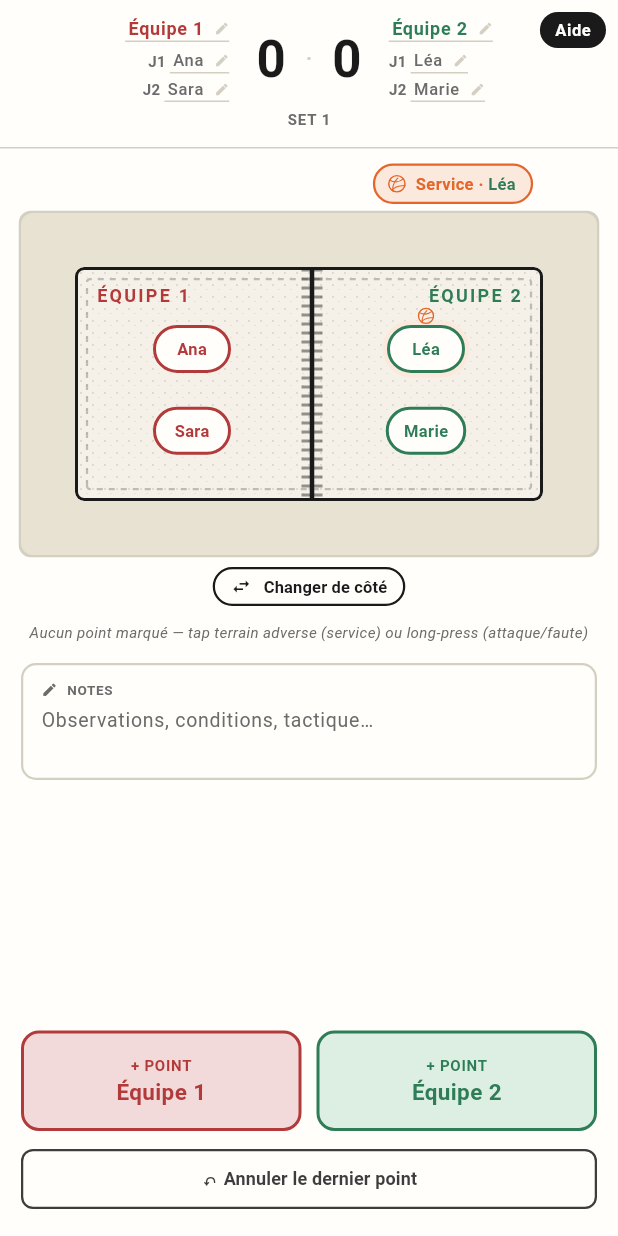
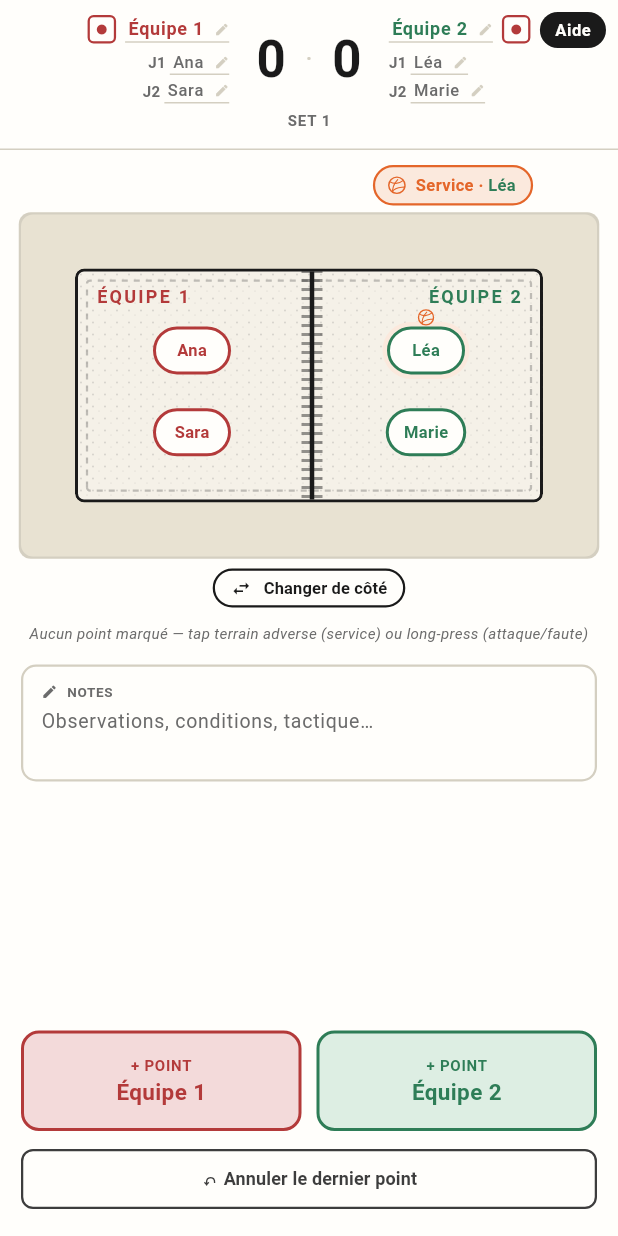
Before and after one commit to Youghz/MeeHawk, a Flutter app: the MatchScreen screen opened directly, on a phone screen of 412 x 824 dp. Run offline on Flutter 3.47's test engine with Material 3 defaults, Android fonts, the phone set to English and light mode, and no system bars; our stand-ins replace flutter_riverpod, google_fonts, shared_preferences; accounts and stored records are empty.

Commit message:
Add per-team tracking toggle (recording mode)
A record badge next to each team name lets the annotator enable or
disable full manual annotation per team. When active (red), the player-
picker bubble appears on the first touch of each side visit. When
inactive (grey), touches for that team are auto-attributed to the last
known player — no popup shown. Both teams are tracked by default.

- MatchState: trackedTeams: Set<TeamSide>, default {e1, e2}
- MatchNotifier: toggleTeamTracking() toggles membership
- _handleTouch: skips picker when team is not tracked
- TopScore: _RecordBadge widget next to each team name
- MatchCodec: serialised as a list of team keys, backwards-compatible

```diff
--- a/app/lib/features/match/domain/match_state.dart
+++ b/app/lib/features/match/domain/match_state.dart
@@ -34,6 +34,7 @@ class MatchState {
     required this.changeSidePromptOpen,
     required this.popup,
     required this.matchOver,
+    required this.trackedTeams,
   });
 
   final MatchFormat format;
@@ -58,6 +59,10 @@ class MatchState {
   final MatchPopup? popup;
   final bool matchOver;
 
+  /// Teams for which the full manual annotation flow (player picker) is active.
+  /// Teams absent from this set use auto-attribution only.
+  final Set<TeamSide> trackedTeams;
+
   MatchState copyWith({
     MatchFormat? format,
     Map<TeamSide, Team>? teams,
@@ -80,6 +85,7 @@ class MatchState {
     bool? changeSidePromptOpen,
     Object? popup = _sentinel,
     bool? matchOver,
+    Set<TeamSide>? trackedTeams,
   }) =>
       MatchState(
         format: format ?? this.format,
@@ -107,6 +113,7 @@ class MatchState {
             changeSidePromptOpen ?? this.changeSidePromptOpen,
         popup: identical(popup, _sentinel) ? this.popup : popup as MatchPopup?,
         matchOver: matchOver ?? this.matchOver,
+        trackedTeams: trackedTeams ?? this.trackedTeams,
       );
 
   // ---- Convenience accessors ----
@@ -201,5 +208,6 @@ MatchState initialMatchState({
     changeSidePromptOpen: false,
     popup: null,
     matchOver: false,
+    trackedTeams: const {TeamSide.e1, TeamSide.e2},
   );
 }
--- a/app/lib/features/match/persistence/match_codec.dart
+++ b/app/lib/features/match/persistence/match_codec.dart
@@ -39,6 +39,7 @@ class MatchCodec {
         'notes': s.notes,
         'changeSidePromptDismissed': s.changeSidePromptDismissed,
         'matchOver': s.matchOver,
+        'trackedTeams': s.trackedTeams.map((t) => t.key).toList(),
       };
 
   static MatchState fromJson(Map<String, dynamic> j) {
@@ -88,6 +89,11 @@ class MatchCodec {
       changeSidePromptOpen: false,
       popup: null,
       matchOver: j['matchOver'] as bool? ?? false,
+      trackedTeams: j['trackedTeams'] == null
+          ? const {TeamSide.e1, TeamSide.e2}
+          : (j['trackedTeams'] as List)
+              .map((k) => TeamSide.fromKey(k as String))
+              .toSet(),
     );
   }
 
--- a/app/lib/features/match/providers/match_provider.dart
+++ b/app/lib/features/match/providers/match_provider.dart
@@ -512,6 +512,14 @@ class MatchNotifier extends Notifier<MatchState> {
     );
   }
 
+  void toggleTeamTracking(TeamSide teamSide) {
+    final current = state.trackedTeams;
+    final updated = current.contains(teamSide)
+        ? current.difference({teamSide})
+        : {...current, teamSide};
+    state = state.copyWith(trackedTeams: updated);
+  }
+
   void showPopup(MatchPopup popup) => state = state.copyWith(popup: popup);
 
   void dismissPopup() => state = state.copyWith(popup: null);
--- a/app/lib/features/match/widgets/court.dart
+++ b/app/lib/features/match/widgets/court.dart
@@ -309,7 +309,8 @@ class _CourtState extends ConsumerState<Court> {
     final state = ref.read(matchProvider);
     final teamSide = xNorm < 0.5 ? state.leftTeam : state.rightTeam;
 
-    if (_shouldShowPlayerPicker(state, teamSide)) {
+    final isTracked = state.trackedTeams.contains(teamSide);
+    if (isTracked && _shouldShowPlayerPicker(state, teamSide)) {
       ref.read(matchProvider.notifier).showPopup(
             MatchPopup(
               kind: PopupKind.pickPlayer,
--- a/app/lib/features/match/widgets/top_score.dart
+++ b/app/lib/features/match/widgets/top_score.dart
@@ -103,30 +103,55 @@ class _TeamHead extends ConsumerWidget {
   Widget build(BuildContext context, WidgetRef ref) {
     final team = ref.watch(matchProvider.select((s) => s.teams[tk]!));
     final color = tk == TeamSide.e1 ? MH.them : MH.us;
+    final isTracked = ref.watch(
+      matchProvider.select((s) => s.trackedTeams.contains(tk)),
+    );
+    final isRight = align == TextAlign.right;
+
     return Flexible(
       child: Column(
-        crossAxisAlignment: align == TextAlign.right
-            ? CrossAxisAlignment.end
-            : CrossAxisAlignment.start,
+        crossAxisAlignment:
+            isRight ? CrossAxisAlignment.end : CrossAxisAlignment.start,
         children: [
-          _EditableText(
-            value: team.name,
-            onChanged: (v) =>
-                ref.read(matchProvider.notifier).renameTeam(tk, v),
-            style: MH.sans(
-              size: 12,
-              weight: FontWeight.w700,
-              color: color,
-            ),
+          Row(
+            mainAxisSize: MainAxisSize.min,
+            children: [
+              if (!isRight) ...[
+                _EditableText(
+                  value: team.name,
+                  onChanged: (v) =>
+                      ref.read(matchProvider.notifier).renameTeam(tk, v),
+                  style: MH.sans(size: 12, weight: FontWeight.w700, color: color),
+                ),
+                const SizedBox(width: 6),
+                _RecordBadge(
+                  active: isTracked,
+                  onTap: () =>
+                      ref.read(matchProvider.notifier).toggleTeamTracking(tk),
+                ),
+              ] else ...[
+                _RecordBadge(
+                  active: isTracked,
+                  onTap: () =>
+                      ref.read(matchProvider.notifier).toggleTeamTracking(tk),
+                ),
+                const SizedBox(width: 6),
+                _EditableText(
+                  value: team.name,
+                  onChanged: (v) =>
+                      ref.read(matchProvider.notifier).renameTeam(tk, v),
+                  style: MH.sans(size: 12, weight: FontWeight.w700, color: color),
+                ),
+              ],
+            ],
           ),
           const SizedBox(height: 2),
           for (int i = 0; i < team.players.length; i++)
             Padding(
               padding: const EdgeInsets.only(top: 2),
               child: Row(
-                mainAxisAlignment: align == TextAlign.right
-                    ? MainAxisAlignment.end
-                    : MainAxisAlignment.start,
+                mainAxisAlignment:
+                    isRight ? MainAxisAlignment.end : MainAxisAlignment.start,
                 children: [
                   Text(
                     'J${i + 1} ',
@@ -154,6 +179,33 @@ class _TeamHead extends ConsumerWidget {
       ),
     );
   }
+}
+
+class _RecordBadge extends StatelessWidget {
+  const _RecordBadge({required this.active, required this.onTap});
+
+  final bool active;
+  final VoidCallback onTap;
+
+  @override
+  Widget build(BuildContext context) => GestureDetector(
+        onTap: onTap,
+        child: Container(
+          padding: const EdgeInsets.all(3),
+          decoration: BoxDecoration(
+            border: Border.all(
+              color: active ? MH.bad : MH.rule,
+              width: 1.5,
+            ),
+            borderRadius: BorderRadius.circular(4),
+          ),
+          child: Icon(
+            Icons.fiber_manual_record,
+            size: 10,
+            color: active ? MH.bad : MH.rule,
+          ),
+        ),
+      );
 }
 
 class _EditableText extends StatefulWidget {
```
